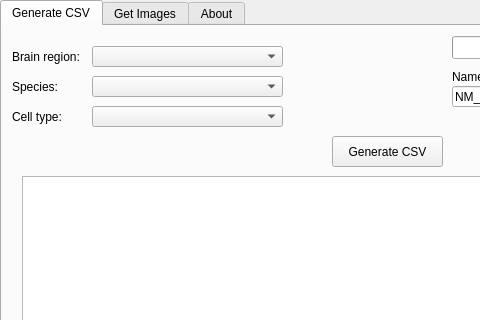
Qt form qtgui.ui (izaletel/NeuroMorpho-Access-Tool) before a commit; both pictures show x 0 to 480 and y 0 to 320 of the 800 by 600 pixel window.
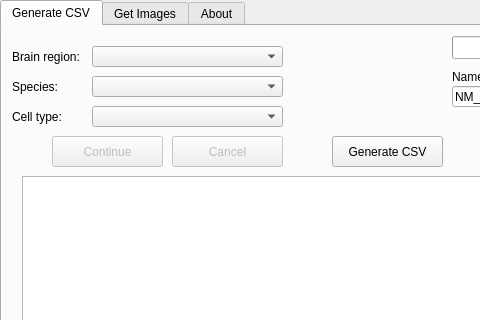
The same form after that commit.

The edit to the form file:
```diff
--- a/qtgui.ui
+++ b/qtgui.ui
@@ -183,6 +183,38 @@
        <string>Open CSV file</string>
       </property>
      </widget>
+     <widget class="QPushButton" name="acq_button_continue">
+      <property name="enabled">
+       <bool>false</bool>
+      </property>
+      <property name="geometry">
+       <rect>
+        <x>50</x>
+        <y>110</y>
+        <width>111</width>
+        <height>31</height>
+       </rect>
+      </property>
+      <property name="text">
+       <string>Continue</string>
+      </property>
+     </widget>
+     <widget class="QPushButton" name="acq_button_cancel">
+      <property name="enabled">
+       <bool>false</bool>
+      </property>
+      <property name="geometry">
+       <rect>
+        <x>170</x>
+        <y>110</y>
+        <width>111</width>
+        <height>31</height>
+       </rect>
+      </property>
+      <property name="text">
+       <string>Cancel</string>
+      </property>
+     </widget>
     </widget>
     <widget class="QWidget" name="tab_image">
      <attribute name="title">
```
